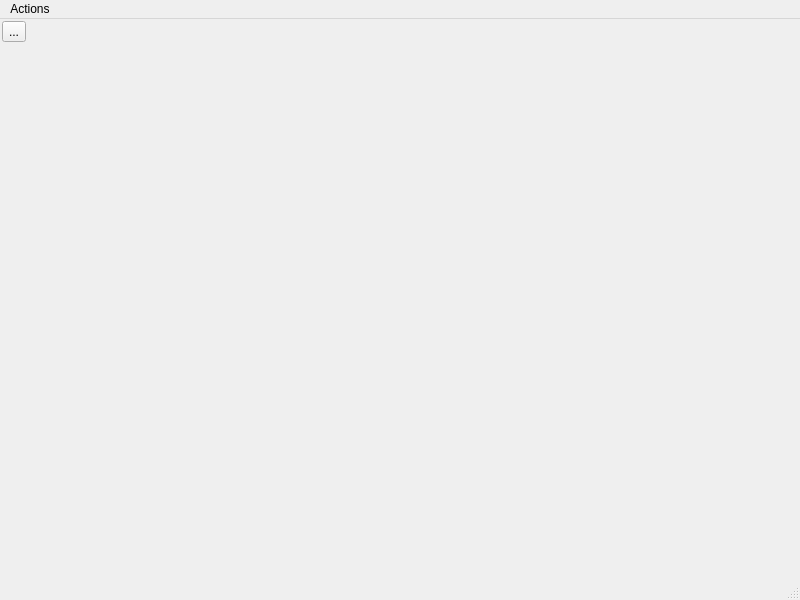
This is mainwindow.ui in liprandi/ZControl as Qt 5 draws it before an edit. The edited form follows.
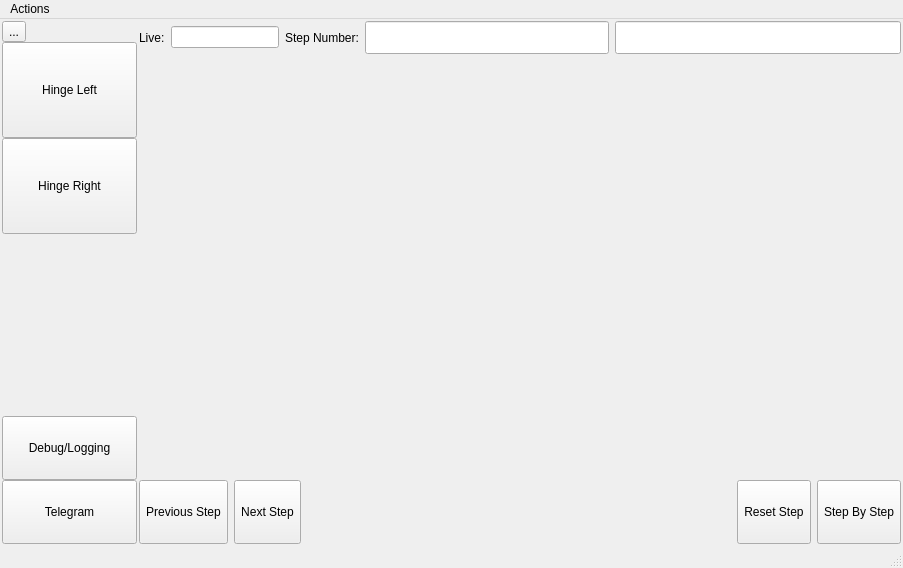
This is the edited form. The open tabs and pages were chosen to show the change. Icons and pictures are not drawn.

```diff
--- a/mainwindow.ui
+++ b/mainwindow.ui
@@ -6,15 +6,15 @@
    <rect>
     <x>0</x>
     <y>0</y>
-    <width>800</width>
-    <height>600</height>
+    <width>903</width>
+    <height>568</height>
    </rect>
   </property>
   <property name="windowTitle">
    <string>MainWindow</string>
   </property>
   <widget class="QWidget" name="centralwidget">
-   <layout class="QHBoxLayout" name="horizontalLayout" stretch="0,1">
+   <layout class="QHBoxLayout" name="horizontalLayout" stretch="0,0">
     <property name="spacing">
      <number>0</number>
     </property>
@@ -32,6 +32,9 @@
     </property>
     <item>
      <layout class="QVBoxLayout" name="verticalLayout">
+      <property name="spacing">
+       <number>0</number>
+      </property>
       <item>
        <widget class="QToolButton" name="toolButton">
         <property name="text">
@@ -47,6 +50,82 @@
           <height>96</height>
          </size>
         </property>
+        <property name="checkable">
+         <bool>true</bool>
+        </property>
+        <property name="autoExclusive">
+         <bool>true</bool>
+        </property>
+       </widget>
+      </item>
+      <item>
+       <widget class="QToolButton" name="btnHingeLeft">
+        <property name="minimumSize">
+         <size>
+          <width>135</width>
+          <height>96</height>
+         </size>
+        </property>
+        <property name="text">
+         <string>Hinge Left</string>
+        </property>
+        <property name="icon">
+         <iconset resource="zcontrol.qrc">
+          <normaloff>:/pict/hinge</normaloff>:/pict/hinge</iconset>
+        </property>
+        <property name="iconSize">
+         <size>
+          <width>48</width>
+          <height>48</height>
+         </size>
+        </property>
+        <property name="checkable">
+         <bool>true</bool>
+        </property>
+        <property name="autoExclusive">
+         <bool>true</bool>
+        </property>
+        <property name="toolButtonStyle">
+         <enum>Qt::ToolButtonTextBesideIcon</enum>
+        </property>
+        <property name="arrowType">
+         <enum>Qt::NoArrow</enum>
+        </property>
+       </widget>
+      </item>
+      <item>
+       <widget class="QToolButton" name="btnHingeRight">
+        <property name="minimumSize">
+         <size>
+          <width>135</width>
+          <height>96</height>
+         </size>
+        </property>
+        <property name="text">
+         <string>Hinge Right</string>
+        </property>
+        <property name="icon">
+         <iconset resource="zcontrol.qrc">
+          <normaloff>:/pict/hinge</normaloff>:/pict/hinge</iconset>
+        </property>
+        <property name="iconSize">
+         <size>
+          <width>48</width>
+          <height>48</height>
+         </size>
+        </property>
+        <property name="checkable">
+         <bool>true</bool>
+        </property>
+        <property name="autoExclusive">
+         <bool>true</bool>
+        </property>
+        <property name="toolButtonStyle">
+         <enum>Qt::ToolButtonTextBesideIcon</enum>
+        </property>
+        <property name="arrowType">
+         <enum>Qt::NoArrow</enum>
+        </property>
        </widget>
       </item>
       <item>
@@ -62,20 +141,357 @@
         </property>
        </spacer>
       </item>
+      <item>
+       <widget class="QToolButton" name="btnDebug">
+        <property name="minimumSize">
+         <size>
+          <width>135</width>
+          <height>64</height>
+         </size>
+        </property>
+        <property name="text">
+         <string>Debug/Logging</string>
+        </property>
+        <property name="icon">
+         <iconset resource="zcontrol.qrc">
+          <normaloff>:/pict/bug_green</normaloff>:/pict/bug_green</iconset>
+        </property>
+        <property name="iconSize">
+         <size>
+          <width>48</width>
+          <height>48</height>
+         </size>
+        </property>
+        <property name="checkable">
+         <bool>true</bool>
+        </property>
+        <property name="autoExclusive">
+         <bool>true</bool>
+        </property>
+        <property name="toolButtonStyle">
+         <enum>Qt::ToolButtonTextBesideIcon</enum>
+        </property>
+        <property name="arrowType">
+         <enum>Qt::NoArrow</enum>
+        </property>
+       </widget>
+      </item>
+      <item>
+       <widget class="QToolButton" name="btnTelegram">
+        <property name="minimumSize">
+         <size>
+          <width>135</width>
+          <height>64</height>
+         </size>
+        </property>
+        <property name="text">
+         <string>Telegram</string>
+        </property>
+        <property name="icon">
+         <iconset resource="zcontrol.qrc">
+          <normaloff>:/pict/telegram</normaloff>:/pict/telegram</iconset>
+        </property>
+        <property name="iconSize">
+         <size>
+          <width>48</width>
+          <height>48</height>
+         </size>
+        </property>
+        <property name="checkable">
+         <bool>true</bool>
+        </property>
+        <property name="autoExclusive">
+         <bool>true</bool>
+        </property>
+        <property name="toolButtonStyle">
+         <enum>Qt::ToolButtonTextBesideIcon</enum>
+        </property>
+        <property name="arrowType">
+         <enum>Qt::NoArrow</enum>
+        </property>
+       </widget>
+      </item>
      </layout>
     </item>
     <item>
-     <spacer name="horizontalSpacer">
-      <property name="orientation">
-       <enum>Qt::Horizontal</enum>
+     <widget class="QStackedWidget" name="stackedWidget">
+      <property name="currentIndex">
+       <number>3</number>
       </property>
-      <property name="sizeHint" stdset="0">
-       <size>
-        <width>40</width>
-        <height>20</height>
-       </size>
-      </property>
-     </spacer>
+      <widget class="QWidget" name="presentation">
+       <layout class="QVBoxLayout" name="verticalLayout_4">
+        <item>
+         <widget class="QLabel" name="label_3">
+          <property name="font">
+           <font>
+            <family>Verdana Pro</family>
+            <pointsize>48</pointsize>
+           </font>
+          </property>
+          <property name="text">
+           <string>CAM do Brasil Ltda</string>
+          </property>
+          <property name="alignment">
+           <set>Qt::AlignCenter</set>
+          </property>
+         </widget>
+        </item>
+       </layout>
+      </widget>
+      <widget class="QWidget" name="hinge">
+       <layout class="QVBoxLayout" name="verticalLayout_2" stretch="0,1,0">
+        <property name="leftMargin">
+         <number>2</number>
+        </property>
+        <property name="topMargin">
+         <number>0</number>
+        </property>
+        <property name="rightMargin">
+         <number>0</number>
+        </property>
+        <property name="bottomMargin">
+         <number>0</number>
+        </property>
+        <item>
+         <layout class="QHBoxLayout" name="horizontalLayout_3" stretch="0,0,0,0,1">
+          <item>
+           <widget class="QLabel" name="lblLive">
+            <property name="text">
+             <string>Live:</string>
+            </property>
+           </widget>
+          </item>
+          <item>
+           <widget class="QLineEdit" name="leLiveCounter">
+            <property name="readOnly">
+             <bool>true</bool>
+            </property>
+           </widget>
+          </item>
+          <item>
+           <widget class="QLabel" name="label">
+            <property name="text">
+             <string>Step Number:</string>
+            </property>
+           </widget>
+          </item>
+          <item>
+           <widget class="QLineEdit" name="leStepNumber">
+            <property name="font">
+             <font>
+              <family>Verdana</family>
+              <pointsize>16</pointsize>
+              <weight>75</weight>
+              <bold>true</bold>
+             </font>
+            </property>
+            <property name="readOnly">
+             <bool>true</bool>
+            </property>
+           </widget>
+          </item>
+          <item>
+           <widget class="QLineEdit" name="leStepDescription">
+            <property name="font">
+             <font>
+              <family>Verdana</family>
+              <pointsize>16</pointsize>
+              <weight>75</weight>
+              <bold>true</bold>
+             </font>
+            </property>
+            <property name="readOnly">
+             <bool>true</bool>
+            </property>
+           </widget>
+          </item>
+         </layout>
+        </item>
+        <item>
+         <widget class="QWidget" name="widget" native="true"/>
+        </item>
+        <item>
+         <layout class="QHBoxLayout" name="horizontalLayout_2">
+          <item>
+           <widget class="QToolButton" name="btnPrev">
+            <property name="minimumSize">
+             <size>
+              <width>64</width>
+              <height>64</height>
+             </size>
+            </property>
+            <property name="text">
+             <string>Previous Step</string>
+            </property>
+            <property name="icon">
+             <iconset resource="zcontrol.qrc">
+              <normaloff>:/pict/prev</normaloff>:/pict/prev</iconset>
+            </property>
+            <property name="iconSize">
+             <size>
+              <width>64</width>
+              <height>64</height>
+             </size>
+            </property>
+            <property name="toolButtonStyle">
+             <enum>Qt::ToolButtonTextBesideIcon</enum>
+            </property>
+           </widget>
+          </item>
+          <item>
+           <widget class="QToolButton" name="btnNext">
+            <property name="minimumSize">
+             <size>
+              <width>64</width>
+              <height>64</height>
+             </size>
+            </property>
+            <property name="text">
+             <string>Next Step</string>
+            </property>
+            <property name="icon">
+             <iconset resource="zcontrol.qrc">
+              <normaloff>:/pict/next</normaloff>:/pict/next</iconset>
+            </property>
+            <property name="iconSize">
+             <size>
+              <width>64</width>
+              <height>64</height>
+             </size>
+            </property>
+            <property name="toolButtonStyle">
+             <enum>Qt::ToolButtonTextBesideIcon</enum>
+            </property>
+           </widget>
+          </item>
+          <item>
+           <spacer name="horizontalSpacer">
+            <property name="orientation">
+             <enum>Qt::Horizontal</enum>
+            </property>
+            <property name="sizeHint" stdset="0">
+             <size>
+              <width>40</width>
+              <height>20</height>
+             </size>
+            </property>
+           </spacer>
+          </item>
+          <item>
+           <widget class="QToolButton" name="btnReset">
+            <property name="minimumSize">
+             <size>
+              <width>64</width>
+              <height>64</height>
+             </size>
+            </property>
+            <property name="text">
+             <string>Reset Step</string>
+            </property>
+            <property name="icon">
+             <iconset resource="zcontrol.qrc">
+              <normaloff>:/pict/reset</normaloff>:/pict/reset</iconset>
+            </property>
+            <property name="iconSize">
+             <size>
+              <width>64</width>
+              <height>64</height>
+             </size>
+            </property>
+            <property name="toolButtonStyle">
+             <enum>Qt::ToolButtonTextBesideIcon</enum>
+            </property>
+           </widget>
+          </item>
+          <item>
+           <widget class="QToolButton" name="btnStepByStep">
+            <property name="minimumSize">
+             <size>
+              <width>64</width>
+              <height>64</height>
+             </size>
+            </property>
+            <property name="text">
+             <string>Step By Step</string>
+            </property>
+            <property name="icon">
+             <iconset resource="zcontrol.qrc">
+              <normaloff>:/pict/ladder</normaloff>:/pict/ladder</iconset>
+            </property>
+            <property name="iconSize">
+             <size>
+              <width>64</width>
+              <height>64</height>
+             </size>
+            </property>
+            <property name="toolButtonStyle">
+             <enum>Qt::ToolButtonTextBesideIcon</enum>
+            </property>
+           </widget>
+          </item>
+         </layout>
+        </item>
+       </layout>
+      </widget>
+      <widget class="QWidget" name="debug">
+       <layout class="QVBoxLayout" name="verticalLayout_3">
+        <item>
+         <widget class="QLabel" name="label_2">
+          <property name="font">
+           <font>
+            <family>Verdana Pro</family>
+            <pointsize>48</pointsize>
+           </font>
+          </property>
+          <property name="text">
+           <string>Debug</string>
+          </property>
+          <property name="alignment">
+           <set>Qt::AlignCenter</set>
+          </property>
+         </widget>
+        </item>
+        <item>
+         <widget class="QTableView" name="tblLocal"/>
+        </item>
+        <item>
+         <widget class="QTableView" name="tblRemote"/>
+        </item>
+       </layout>
+      </widget>
+      <widget class="QWidget" name="telegram">
+       <layout class="QVBoxLayout" name="verticalLayout_5">
+        <item>
+         <widget class="QLabel" name="label_4">
+          <property name="font">
+           <font>
+            <family>Verdana Pro</family>
+            <pointsize>48</pointsize>
+           </font>
+          </property>
+          <property name="text">
+           <string>Telegram</string>
+          </property>
+          <property name="alignment">
+           <set>Qt::AlignCenter</set>
+          </property>
+         </widget>
+        </item>
+        <item>
+         <widget class="QTextBrowser" name="logTelegram">
+          <property name="source">
+           <url>
+            <string>http://www.liprandi.com/projects/betim/zServicePHP.php</string>
+           </url>
+          </property>
+          <property name="openExternalLinks">
+           <bool>true</bool>
+          </property>
+         </widget>
+        </item>
+       </layout>
+      </widget>
+     </widget>
     </item>
    </layout>
   </widget>
@@ -84,7 +500,7 @@
     <rect>
      <x>0</x>
      <y>0</y>
-     <width>800</width>
+     <width>903</width>
      <height>21</height>
     </rect>
    </property>
```
Left out of the diff: 2 changed lines with no effect on the pictures.
